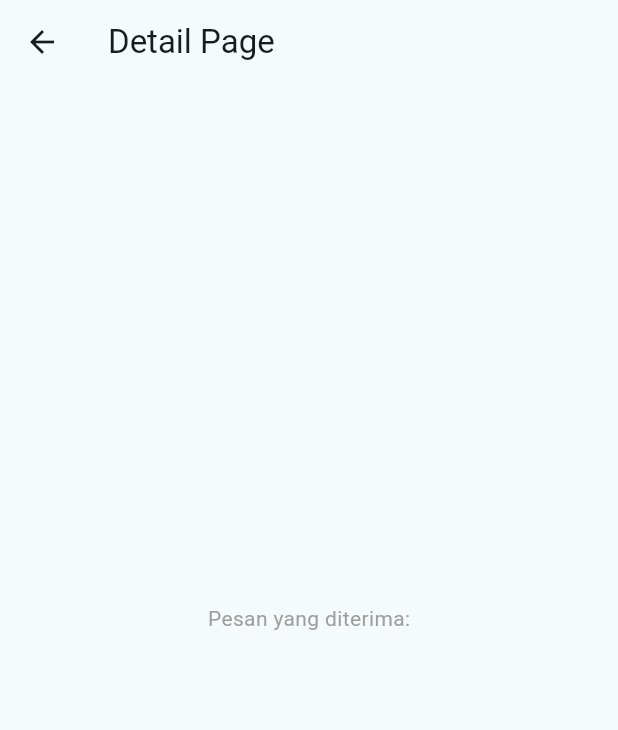
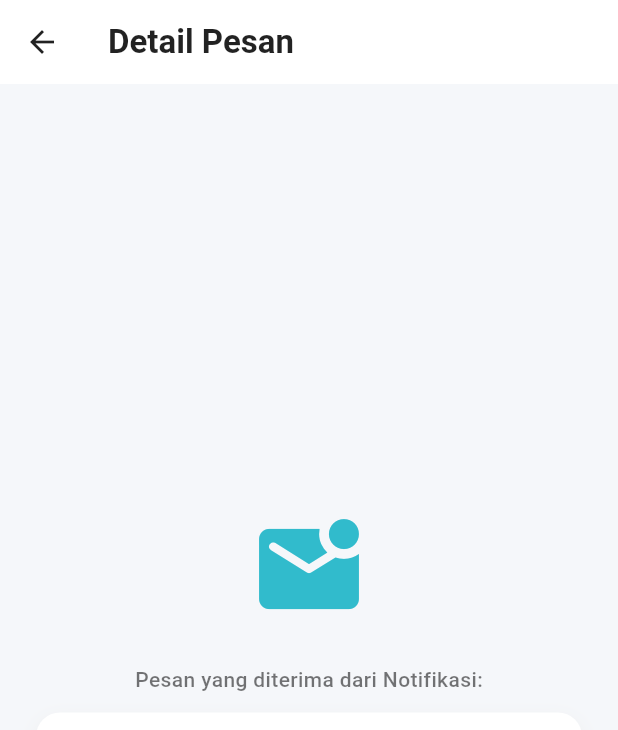
Before and after one commit to ipzoone/aplikasi_tubes_ppb, a Flutter app: the TampilPage screen opened directly with empty values, on a phone screen of 412 x 824 dp. Shown: the top 730 px of the screen. Run offline on Flutter 3.47's test engine with Material 3 defaults, Android fonts, the phone set to English and light mode, and no system bars; our stand-ins replace dio, firebase_core, firebase_messaging, flutter_local_notifications, google_sign_in, permission_handler and 2 more; accounts and stored records are empty; network calls fail.

Commit message:
style: rapikan UI halaman TampilPage dan tambahkan komentar bahasa Indonesia

```diff
--- a/lib/pages/tampil_page.dart
+++ b/lib/pages/tampil_page.dart
@@ -1,6 +1,7 @@
 import 'package:flutter/material.dart';
 
 class TampilPage extends StatefulWidget {
+  // Pesan teks yang dioper dari halaman sebelumnya untuk ditampilkan di layar
   final String pesan;
   const TampilPage({super.key, required this.pesan});
 
@@ -11,30 +12,57 @@ class TampilPage extends StatefulWidget {
 class _TampilPageState extends State<TampilPage> {
   @override
   Widget build(BuildContext context) {
+    final themeColor = Colors.cyan.shade600;
+
     return Scaffold(
       appBar: AppBar(
-        title: const Text('Detail Page'),
+        title: const Text('Detail Pesan', style: TextStyle(fontWeight: FontWeight.bold)),
+        backgroundColor: Colors.white,
+        foregroundColor: Colors.black87,
+        elevation: 0,
       ),
-      body: Center(
+      body: Container(
+        color: const Color(0xFFF5F7FA),
+        padding: const EdgeInsets.all(24.0),
+        child: Center(
           child: Column(
             mainAxisAlignment: MainAxisAlignment.center,
             children: [
+              Icon(Icons.mark_email_unread_rounded, size: 80, color: themeColor.withOpacity(0.8)),
+              const SizedBox(height: 24),
               const Text(
-              'Pesan yang diterima:',
-              style: TextStyle(color: Colors.grey),
+                'Pesan yang diterima dari Notifikasi:',
+                style: TextStyle(color: Colors.black54, fontSize: 14, fontWeight: FontWeight.w500),
               ),
-            const SizedBox(height: 10),
-            Text(
+              const SizedBox(height: 12),
+              Container(
+                width: double.infinity,
+                padding: const EdgeInsets.all(20),
+                decoration: BoxDecoration(
+                  color: Colors.white,
+                  borderRadius: BorderRadius.circular(16),
+                  boxShadow: [
+                    BoxShadow(
+                      color: Colors.grey.shade200,
+                      blurRadius: 10,
+                      offset: const Offset(0, 4),
+                    )
+                  ],
+                ),
+                child: Text(
                   widget.pesan,
-              style: const TextStyle(
-                fontSize: 32,
+                  textAlign: TextAlign.center,
+                  style: TextStyle(
+                    fontSize: 18,
                     fontWeight: FontWeight.bold,
-                color: Colors.blue,
+                    color: themeColor,
+                  ),
                 ),
               ),
             ],
           ),
         ),
+      ),
     );
   }
 }
```
Lines whose indentation alone changed are shown as unchanged.
